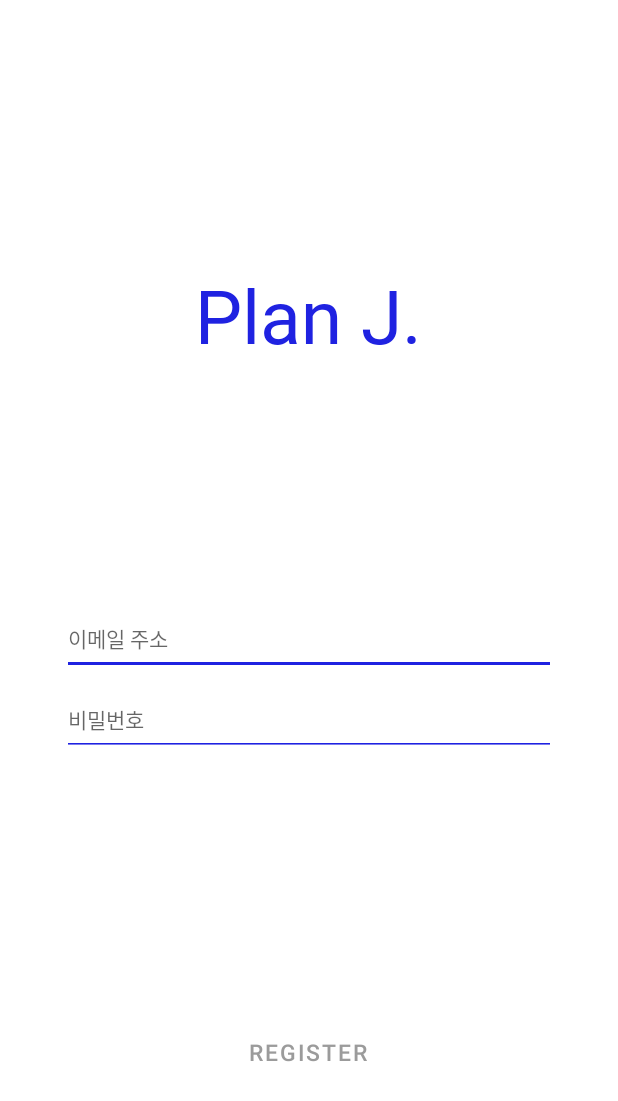
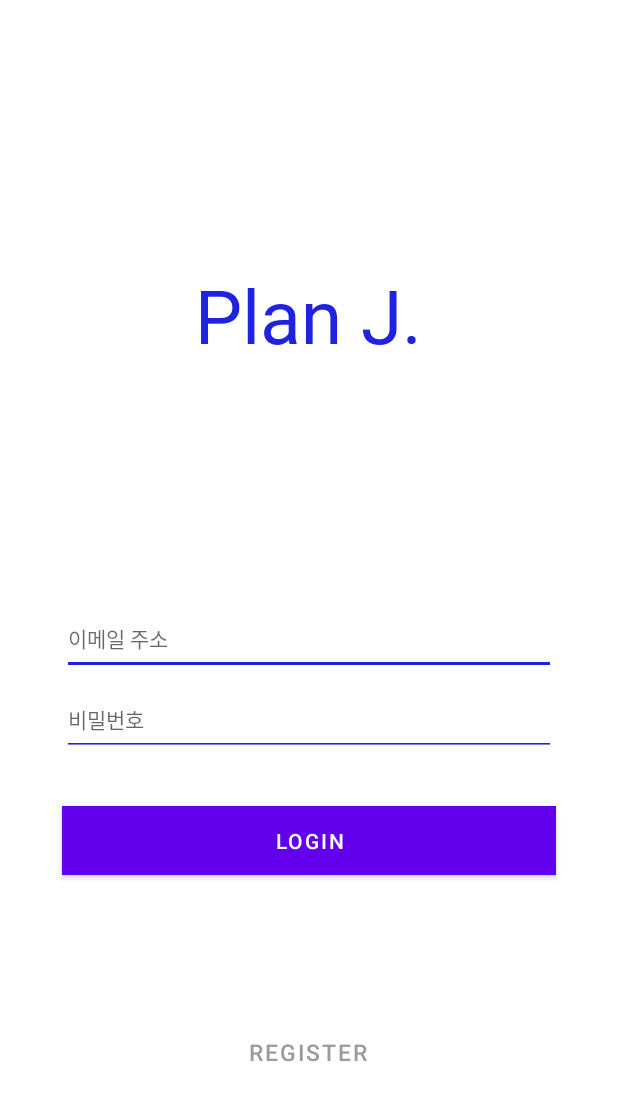
Before and after one commit to Jiwonmonkey/choandyoo, an Android app: the screen it shows after launch (LoginActivity), on a phone screen of 412 x 824 dp. Shown: the top 1101 px of the screen. Run offline under Robolectric (Android 15) with nearby library versions, the phone set to English and light mode, and no system bars.

Commit message:
change login_layout(2)

```diff
--- a/app/src/main/java/com/example/myapplication_0125/LoginActivity.kt
+++ b/app/src/main/java/com/example/myapplication_0125/LoginActivity.kt
@@ -10,11 +10,17 @@ class LoginActivity : AppCompatActivity() {
         super.onCreate(savedInstanceState)
         setContentView(R.layout.activity_login)
 
+        //회원가입 화면으로 이동
         val moveBtn: Button = findViewById(R.id.move_btn)
-
         moveBtn.setOnClickListener{
             val intent = Intent(this, RegisterActivity::class.java)
             startActivity(intent)
         }
+
+        //로그인 후 시작 화면으로 이동
+        val loginBtn: Button = findViewById(R.id.login_button)
+        loginBtn.setOnClickListener {
+
+        }
     }
 }
--- a/app/src/main/res/layout/activity_login.xml
+++ b/app/src/main/res/layout/activity_login.xml
@@ -63,9 +63,22 @@
         android:textSize="50sp"
         app:layout_constraintBottom_toBottomOf="parent"
         app:layout_constraintEnd_toEndOf="parent"
+        app:layout_constraintStart_toStartOf="parent"
+        app:layout_constraintTop_toTopOf="parent"
+        app:layout_constraintHorizontal_bias="0.498"
+        app:layout_constraintVertical_bias="0.233" />
+
+    <Button
+        android:id="@+id/login_button"
+        android:layout_width="329dp"
+        android:layout_height="46dp"
+        android:background="#1F22E1"
+        android:text="LOGIN"
+        app:layout_constraintBottom_toBottomOf="parent"
+        app:layout_constraintEnd_toEndOf="parent"
         app:layout_constraintHorizontal_bias="0.498"
         app:layout_constraintStart_toStartOf="parent"
         app:layout_constraintTop_toTopOf="parent"
-        app:layout_constraintVertical_bias="0.233" />
+        app:layout_constraintVertical_bias="0.691" />
 
 </androidx.constraintlayout.widget.ConstraintLayout>
```
